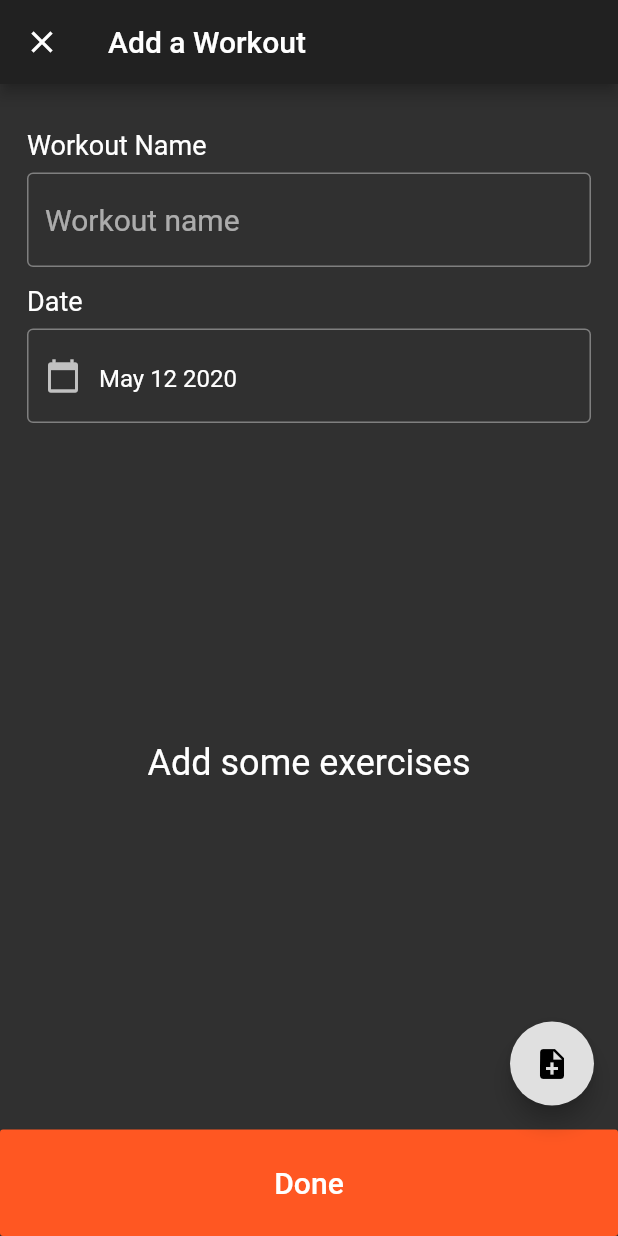
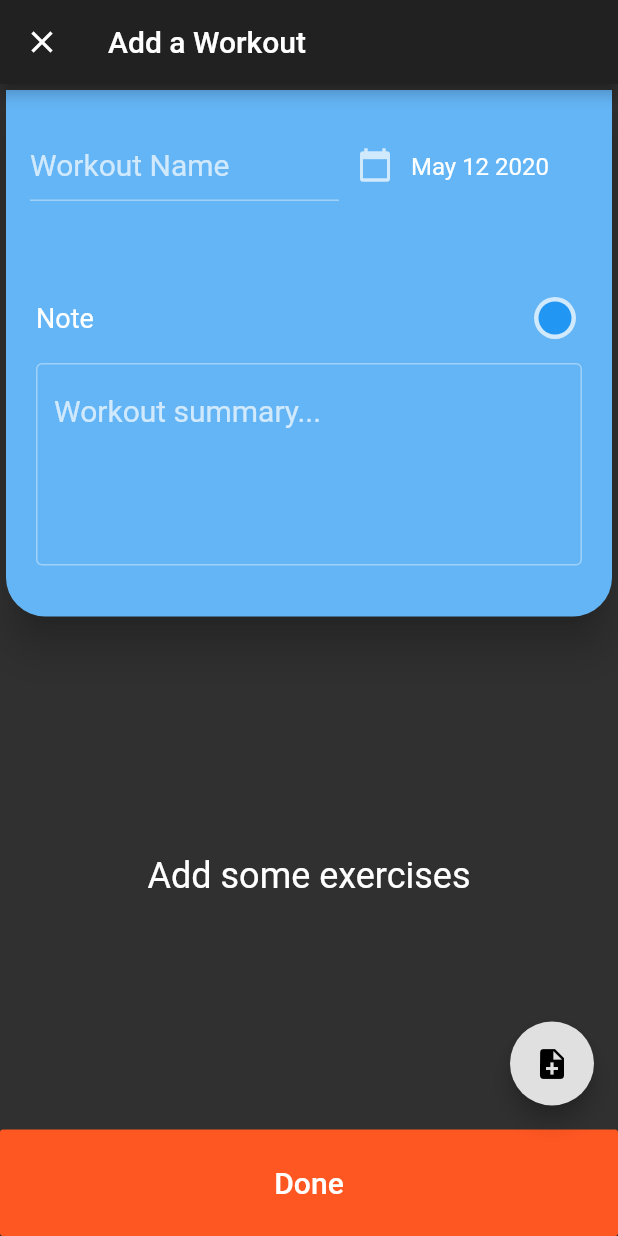
Before and after one commit to javglex/power_log, a Flutter app: the HomePage screen opened directly, after a tap on the "note add" icon, on a phone screen of 412 x 824 dp. Run offline on Flutter 3.47's test engine with Material 2 defaults, Android fonts, the phone set to English and light mode, and no system bars; our stand-ins replace basic_utils, table_calendar; missing offline and left inert: flutter_material_color_picker.

Commit message:
Note color picker for picking a workout color. Chosen color reflects in the home page rows

```diff
--- a/lib/common/calendar_component.dart
+++ b/lib/common/calendar_component.dart
@@ -36,6 +36,7 @@ class _CalendarComponent extends State<CalendarComponent> with TickerProviderSta
 
   @override
   void initState() {
+
     super.initState();
     workoutService = WorkoutRecordService();
 
--- /dev/null
+++ b/lib/common/note_color_picker.dart
@@ -0,0 +1,109 @@
+
+
+
+import 'package:flutter/material.dart';
+import 'package:flutter_material_color_picker/flutter_material_color_picker.dart';
+
+class NoteColorPicker extends StatefulWidget {
+
+  final Function(ColorSwatch) colorCallback;
+
+  NoteColorPicker({this.colorCallback}) : super();
+
+  _NoteColorPicker createState() => _NoteColorPicker();
+
+}
+
+class _NoteColorPicker extends State<NoteColorPicker> {
+  // Use temp variable to only update color when press dialog 'submit' button
+  ColorSwatch _tempMainColor;
+
+  var customColors = [
+    Colors.blue,
+    Colors.red,
+    Colors.deepOrange,
+    Colors.yellow,
+    Colors.lightGreen,
+    Colors.lightBlueAccent,
+  ];
+
+  ColorSwatch _mainColor;
+
+  void _openDialog(String title, Widget content) {
+    showDialog(
+      context: context,
+      builder: (_) {
+        return AlertDialog(
+          contentPadding: const EdgeInsets.all(6.0),
+          title: Text(title),
+          content: Container(
+              height: MediaQuery.of(context).size.height * 0.25,
+              child: content),
+          actions: [
+            FlatButton(
+              child: Text('CANCEL'),
+              onPressed: Navigator.of(context).pop,
+            ),
+            FlatButton(
+              child: Text('SUBMIT'),
+              onPressed: () {
+                Navigator.of(context).pop();
+                setState(() {
+                  _mainColor = _tempMainColor;
+                  widget.colorCallback(_mainColor);
+                });
+              },
+            ),
+          ],
+        );
+      },
+    );
+  }
+
+
+  void _openMainColorPicker() async {
+    _openDialog(
+      "Main Color picker",
+      MaterialColorPicker(
+        selectedColor: _mainColor,
+        allowShades: false,
+        onMainColorChange: (color) => setState(() => _tempMainColor = color),
+        colors: customColors
+      ),
+    );
+  }
+
+  @override
+  void initState(){
+    _mainColor = customColors[0];
+
+    super.initState();
+  }
+
+
+
+  @override
+  Widget build(BuildContext context) {
+    return Column(
+        mainAxisAlignment: MainAxisAlignment.center,
+        children: [
+          Row(
+            mainAxisAlignment: MainAxisAlignment.center,
+            children: [
+              InkWell(
+                child: CircleAvatar(
+                  backgroundColor: Colors.white70,
+                  child: CircleAvatar(
+                    backgroundColor: _mainColor,
+                    radius: 11.0,
+                  ),
+                  radius: 14.0
+                ),
+                onTap: _openMainColorPicker,
+              ),
+            ],
+          ),
+        ],
+      );
+  }
+}
--- a/lib/common/wokrout_record_row.dart
+++ b/lib/common/wokrout_record_row.dart
@@ -65,7 +65,7 @@ class _RecordRow extends State<RecordRow> {
               padding: const EdgeInsets.only(right:20.0),
               child: Icon(
                 Icons.lens,
-                color: Colors.blue,
+                color: record.colorHex!=null?Color(record.colorHex):Colors.blue,
                 size: 36.0,
               ),
             ),
--- /dev/null
+++ b/lib/common/workout_edit_component.dart
@@ -0,0 +1,139 @@
+import 'package:flutter/cupertino.dart';
+import 'package:flutter/material.dart';
+import 'package:flutter/services.dart';
+import 'package:intl/intl.dart';
+import 'package:power_log/common/note_color_picker.dart';
+import 'package:power_log/pages/CreateWorkoutPage.dart';
+
+class WorkoutEditComponent extends StatefulWidget {
+  var dateTxtCtrl = TextEditingController();
+  var nameTxtCtrl = TextEditingController();
+  var noteEditingCtrl = TextEditingController();
+  Function(ColorSwatch) colorCallback;
+  Function(DateTime) dateCallback;
+
+  WorkoutEditComponent(
+      {Key key,
+      @required this.dateTxtCtrl,
+      @required this.nameTxtCtrl,
+      @required this.dateCallback,
+      @required this.noteEditingCtrl,
+      @required this.colorCallback})
+      : super(key: key);
+
+  @override
+  _ExerciseRow createState() => _ExerciseRow();
+}
+
+class _ExerciseRow extends State<WorkoutEditComponent> {
+  static const body_padding = 18.0;
+  DateTime selectedDate = DateTime.now();
+
+  @override
+  void initState() {
+    widget.dateTxtCtrl.text = DateFormat('MMMM dd yyyy').format(selectedDate);
+
+    super.initState();
+  }
+
+  @override
+  void dispose() {
+    // Clean up the controller when the widget is removed from the
+    // widget tree.
+    super.dispose();
+  }
+
+  @override
+  Widget build(BuildContext context) {
+    return Padding(
+      padding: const EdgeInsets.only(
+          top: 26.0, bottom: 26.0, left: 12.0, right: 12.0),
+      child: Column(
+          crossAxisAlignment: CrossAxisAlignment.start,
+          children: <Widget>[
+//        Padding(
+//          padding: const EdgeInsets.only(top: 12.0, bottom: 8.0),
+//          child: Text("Workout Name", style: TextStyle(fontSize: 18)),
+//        ),
+            Row(
+              mainAxisAlignment: MainAxisAlignment.end,
+              children: <Widget>[
+                Container(
+                  width: MediaQuery.of(context).size.width * .5,
+                  child: TextField(
+                    controller: widget.nameTxtCtrl,
+                    decoration: InputDecoration(
+                        hintStyle:
+                            TextStyle(fontSize: 20.0, color: Colors.white70),
+                        border: UnderlineInputBorder(
+                            borderSide: BorderSide(color: Colors.white)),
+                        hintText: "Workout Name",
+                        fillColor: Colors.white),
+                  ),
+                ),
+                Container(
+                  width:
+                      MediaQuery.of(context).size.width * .5 - body_padding * 2,
+                  child: TextFormField(
+                      controller: widget.dateTxtCtrl,
+                      obscureText: false,
+                      decoration: InputDecoration(
+                          hintStyle: TextStyle(fontSize: 20.0),
+                          prefixIcon: Icon(Icons.calendar_today),
+                          border: InputBorder.none,
+                          hintText: "Date",
+                          fillColor: Colors.blueGrey),
+                      onTap: () => _selectDate(context)),
+                ),
+              ],
+            ),
+        Padding(
+          padding: const EdgeInsets.only(top: 64.0, bottom: 8.0, left: 8.0, right: 12.0),
+          child: Row(
+            children: <Widget>[
+              Text("Note", style: TextStyle(fontSize: 18)),
+              Spacer(flex: 1),
+              NoteColorPicker(colorCallback: widget.colorCallback),
+            ],
+          ),
+        ),
+            Padding(
+              padding: const EdgeInsets.all(8.0),
+              child: Container(
+                child: TextField(
+                    keyboardType: TextInputType.multiline,
+                    controller: widget.noteEditingCtrl,
+                    decoration: InputDecoration(
+                        hintStyle: TextStyle(
+                            fontSize: 20.0, color: Colors.white70),
+                        border: OutlineInputBorder(),
+                        hintText: "Workout summary...",
+                        fillColor: Colors.grey
+                    ),
+                  maxLines: 25,
+                  minLines: 5,
+                ),
+              ),
+            ),
+          ]),
+    );
+  }
+
+  Future<Null> _selectDate(BuildContext context) async {
+    FocusScope.of(context)
+        .requestFocus(new FocusNode()); //prevent keyboard from appearing
+
+    final DateTime picked = await showDatePicker(
+        context: context,
+        initialDate: selectedDate,
+        firstDate: DateTime(2015, 8),
+        lastDate: DateTime(2101));
+    if (picked != null && picked != selectedDate)
+      setState(() {
+        selectedDate = picked;
+        widget.dateTxtCtrl.text =
+            DateFormat('MMMM dd yyyy').format(selectedDate);
+        widget.dateCallback(selectedDate);
+      });
+  }
+}
--- a/lib/models/WorkoutRecord.dart
+++ b/lib/models/WorkoutRecord.dart
@@ -9,10 +9,10 @@ class WorkoutRecord{
   String name;
   String date;
   String notes;
-  int symbolId; //icon that will show up in our calendar/list
+  int colorHex; //icon that will show up in our calendar/list
 
   WorkoutRecord(){
-    this.symbolId = 0;
+    this.colorHex = 4282557941;
     this.id = new Uuid().v1();
     this.notes = "";
   }
--- a/lib/pages/CreateWorkoutPage.dart
+++ b/lib/pages/CreateWorkoutPage.dart
@@ -2,6 +2,7 @@ import 'package:flutter/material.dart';
 import 'package:flutter/services.dart';
 import 'package:intl/intl.dart';
 import 'package:power_log/common/exercise_edit_row.dart';
+import 'package:power_log/common/workout_edit_component.dart';
 import 'package:power_log/models/ExerciseRecord.dart';
 import 'package:power_log/models/WorkoutRecord.dart';
 import 'package:power_log/pages/AddExercisePage.dart';
@@ -17,6 +18,7 @@ class CreateWorkoutPage extends StatefulWidget {
 class _CreateWorkoutPage extends State<CreateWorkoutPage> {
   var dateTxtCtrl = TextEditingController();
   var nameTxtCtrl = TextEditingController();
+  var noteEditingCtrl = TextEditingController();
 
   static const padding_column_title = 24.0;
   static const body_padding = 18.0;
@@ -26,13 +28,12 @@ class _CreateWorkoutPage extends State<CreateWorkoutPage> {
   ExerciseRecordService exerciseRecordService;
   WorkoutRecordService workoutRecordService;
   WorkoutRecord newWorkoutRecord;
-
   DateTime selectedDate = DateTime.now();
+  int colorSelectedHex;
   String workoutNameText = "";
 
   @override
   void initState() {
-    dateTxtCtrl.text = DateFormat('MMMM dd yyyy').format(selectedDate);
     exerciseRecordService = ExerciseRecordService();
     workoutRecordService = WorkoutRecordService();
 
@@ -42,12 +43,12 @@ class _CreateWorkoutPage extends State<CreateWorkoutPage> {
     super.initState();
   }
 
-  _addTxtListeners(){
+  _addTxtListeners() {
     nameTxtCtrl.addListener(_nameTxtChanged);
   }
 
-  _nameTxtChanged(){
-    workoutNameText =  nameTxtCtrl.text;
+  _nameTxtChanged() {
+    workoutNameText = nameTxtCtrl.text;
   }
 
   @override
@@ -67,59 +68,30 @@ class _CreateWorkoutPage extends State<CreateWorkoutPage> {
         ),
       ),
       body: Container(
-        height:double.infinity,
-        child: Padding(
-          padding: EdgeInsets.all(body_padding),
+        height: double.infinity,
         child: Column(
             mainAxisSize: MainAxisSize.max,
             crossAxisAlignment: CrossAxisAlignment.start,
             children: [
-                Padding(
-                  padding: const EdgeInsets.only(top: 12.0, bottom: 8.0),
-                  child: Text("Workout Name",
-                      style: TextStyle(fontSize: 18)),
-                ),
-                Row(
-                  children: <Widget>[
-                    Container(
-                      width: MediaQuery.of(context).size.width-body_padding*2,
-                      child: TextField(
-                        controller: nameTxtCtrl,
-                        decoration: InputDecoration(
-                            hintStyle:
-                                TextStyle(fontSize: 20.0),
-                            border: OutlineInputBorder(),
-                            hintText: "Workout name",
-                            fillColor: Colors.blueGrey),
+              Card(
+                shape: RoundedRectangleBorder(
+                  borderRadius: const BorderRadius.only(
+                    bottomLeft:Radius.circular(26.0),
+                    bottomRight:Radius.circular(26.0),
                   ),
                 ),
-                  ],
-                ),
-                Padding(
-                  padding: const EdgeInsets.only(top: 12.0, bottom: 8.0),
-                  child: Text("Date",
-                  style : TextStyle(fontSize: 18)),
-                ),
-                Row(
-                  children: <Widget>[
-                    Container(
-                      width: MediaQuery.of(context).size.width-body_padding*2,
-                      child: TextFormField(
-                          controller: dateTxtCtrl,
-                          obscureText: false,
-                          decoration: InputDecoration(
-                              hintStyle: TextStyle(
-                                  fontSize: 20.0),
-                              prefixIcon: Icon(Icons.calendar_today),
-                              border: OutlineInputBorder(),
-                              hintText: "Date",
-                              fillColor: Colors.blueGrey),
-                          onTap: () => _selectDate(context)),
-                    ),
-                  ],
+                elevation: 12.0,
+                color: Colors.blue[300],
+                child: WorkoutEditComponent(nameTxtCtrl:nameTxtCtrl,
+                  dateTxtCtrl:dateTxtCtrl,
+                  dateCallback: _dateCallback,
+                  colorCallback: _colorCallback,
+                  noteEditingCtrl: noteEditingCtrl
+                )
               ),
               Expanded(
-                    child: selectedExercises != null && selectedExercises.length!=0
+                  child: selectedExercises != null &&
+                          selectedExercises.length != 0
                       ? ListView.builder(
                           shrinkWrap: false,
                           physics: ClampingScrollPhysics(),
@@ -134,8 +106,8 @@ class _CreateWorkoutPage extends State<CreateWorkoutPage> {
                                 ? ExerciseEditRow(
                                     exerciseId: recordid,
                                     workoutId: newWorkoutRecord.id,
-                                  callback: (record)=> _exerciseRecordAdded(record,index)
-                              )
+                                    callback: (record) =>
+                                        _exerciseRecordAdded(record, index))
                                 : Text("Add some exercises");
                           },
                         )
@@ -143,13 +115,10 @@ class _CreateWorkoutPage extends State<CreateWorkoutPage> {
                           padding: EdgeInsets.all(32.0),
                           child: Center(
                             child: Text("Add some exercises",
-                                  style: TextStyle(
-                                      fontSize: 24)),
+                                style: TextStyle(fontSize: 24)),
                           ),
-                          )
-                ),
+                        )),
             ]),
-        ),
       ),
       bottomNavigationBar: RaisedButton(
         color: Colors.deepOrange,
@@ -163,34 +132,25 @@ class _CreateWorkoutPage extends State<CreateWorkoutPage> {
             style: TextStyle(fontSize: 20, color: Colors.white),
           ),
         ),
-        onPressed: ()=>_finishAdding(context),
+        onPressed: () => _finishAdding(context),
       ),
       floatingActionButton: FloatingActionButton(
           onPressed: _addExercisePage,
           child: Icon(Icons.note_add),
-          backgroundColor: Colors.grey[300]
-      ),
+          backgroundColor: Colors.grey[300]),
     );
   }
 
-
-  Future<Null> _selectDate(BuildContext context) async {
-    FocusScope.of(context)
-        .requestFocus(new FocusNode()); //prevent keyboard from appearing
-
-    final DateTime picked = await showDatePicker(
-        context: context,
-        initialDate: selectedDate,
-        firstDate: DateTime(2015, 8),
-        lastDate: DateTime(2101));
-    if (picked != null && picked != selectedDate)
-      setState(() {
-        selectedDate = picked;
-        dateTxtCtrl.text = DateFormat('MMMM dd yyyy').format(selectedDate);
-      });
+  _colorCallback(ColorSwatch color){
+    print("create workout page color callback: "+ color[400].value.toString());
+    colorSelectedHex = color[400].value;
   }
 
-  _exerciseRecordAdded(ExerciseRecord record, int index){
+  _dateCallback(DateTime dateSelected){
+    selectedDate = dateSelected;
+  }
+
+  _exerciseRecordAdded(ExerciseRecord record, int index) {
     print("createworkoutpage added : ");
     print(record);
     print("with id: " + index.toString());
@@ -213,10 +173,9 @@ class _CreateWorkoutPage extends State<CreateWorkoutPage> {
     print(result);
   }
 
-  _finishAdding(BuildContext ctx){
-
-    if (exerciseRecords.length==0){
-      showAlertDialog(ctx,"No exercises","Add exercises before continuing");
+  _finishAdding(BuildContext ctx) {
+    if (exerciseRecords.length == 0) {
+      showAlertDialog(ctx, "No exercises", "Add exercises before continuing");
       return;
     }
 
@@ -224,26 +183,31 @@ class _CreateWorkoutPage extends State<CreateWorkoutPage> {
     exerciseRecordService.addExerciseRecordsToList(exerciseRecords);
 
     newWorkoutRecord.date = selectedDate.toIso8601String();
-    if (workoutNameText.length>0 && workoutNameText!='')
+    if (colorSelectedHex!=null)
+      newWorkoutRecord.colorHex = colorSelectedHex;
+
+    if (workoutNameText.length > 0 && workoutNameText != '')
       newWorkoutRecord.name = workoutNameText.trim();
     else
-      newWorkoutRecord.name = 'Workout#' + DateTime.now().millisecondsSinceEpoch.toString().substring(9);
+      newWorkoutRecord.name = 'Workout#' +
+          DateTime.now().millisecondsSinceEpoch.toString().substring(9);
 
     workoutRecordService.addWorkoutRecordToList(newWorkoutRecord);
     Navigator.pop(context);
   }
 
-  _createExerciseHistories(){
-    if (selectedExercises==null)
-      return;
-    for (int id in selectedExercises){
-      ExerciseRecord exerciseRecord = new ExerciseRecord(workoutid: newWorkoutRecord.id,exerciseid: id );
+  _createExerciseHistories() {
+    if (selectedExercises == null) return;
+    for (int id in selectedExercises) {
+      ExerciseRecord exerciseRecord =
+          new ExerciseRecord(workoutid: newWorkoutRecord.id, exerciseid: id);
       exerciseRecords.add(exerciseRecord);
     }
   }
 
   // user defined function
-  Future<void> showAlertDialog(BuildContext ctx, final String message, final String subMessage) async {
+  Future<void> showAlertDialog(
+      BuildContext ctx, final String message, final String subMessage) async {
     // flutter defined function
     return showDialog<void>(
       context: ctx,
--- a/pubspec.yaml
+++ b/pubspec.yaml
@@ -23,7 +23,7 @@ dependencies:
   uuid: 2.0.4
   basic_utils: ^1.2.0
   table_calendar: ^2.2.3
-
+  flutter_material_color_picker: ^1.0.5
   # The following adds the Cupertino Icons font to your application.
   # Use with the CupertinoIcons class for iOS style icons.
   cupertino_icons: ^0.1.2
```
Also changed, not shown: pubspec.lock. Lines whose indentation alone changed are shown as unchanged.
